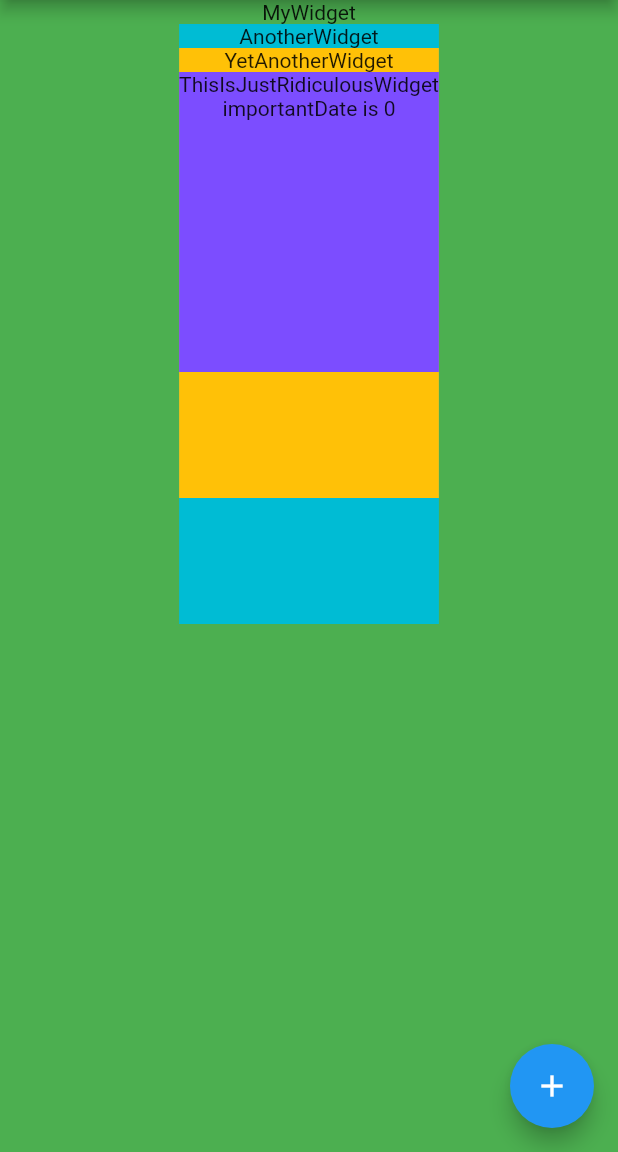
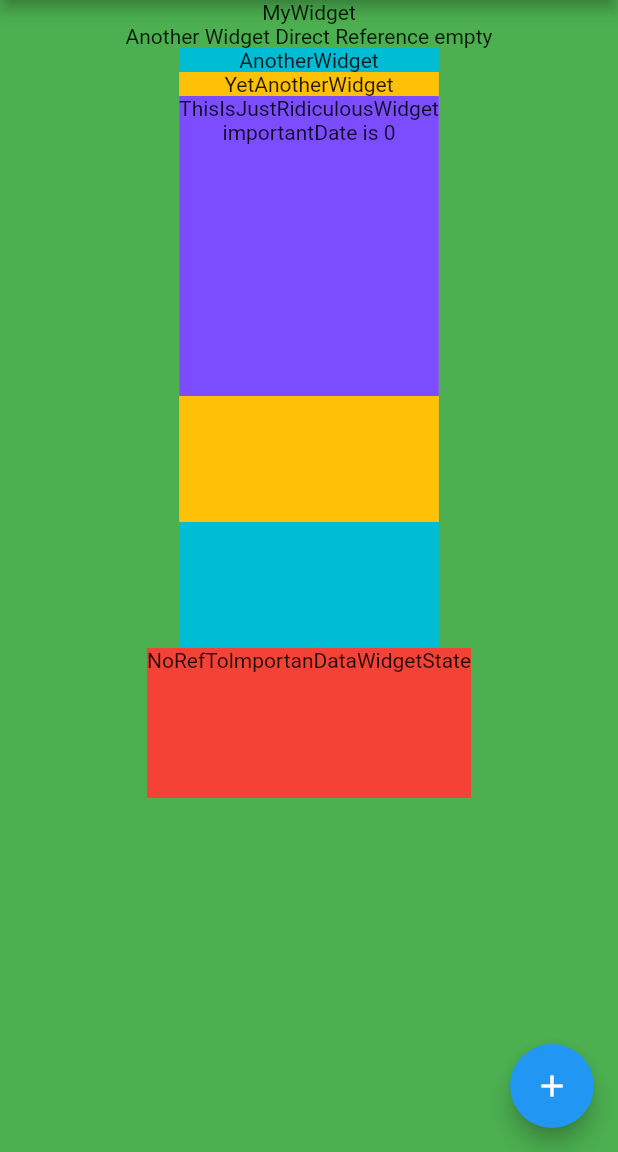
Before and after one commit to okada-keisuke773/Flutter_study, a Flutter app: the screen it shows after launch, on a phone screen of 412 x 824 dp, the part 84-1236 px from its top. Run offline on Flutter 3.47's test engine with Material 2 defaults, Android fonts, the phone set to English and light mode, and no system bars.

Commit message:
下位ツリーの直接参照

```diff
--- a/lib/another_widget.dart
+++ b/lib/another_widget.dart
@@ -11,10 +11,10 @@ class AnotherWidget extends StatefulWidget {
         super(key: key);
 
   @override
-  _AnotherWidgetState createState() => _AnotherWidgetState();
+  AnotherWidgetState createState() => AnotherWidgetState();
 }
 
-class _AnotherWidgetState extends State<AnotherWidget> {
+class AnotherWidgetState extends State<AnotherWidget> {
   ImportantData get _importantData => widget.importantData;
 
   @override
--- a/lib/my_widget.dart
+++ b/lib/my_widget.dart
@@ -3,6 +3,7 @@ import 'package:flutter/material.dart';
 
 import 'ImportantData.dart';
 import 'another_widget.dart';
+import 'no_ref_tolmportant_data_widget.dart';
 
 class MyWidget extends StatefulWidget {
   final String title;
@@ -15,6 +16,7 @@ class MyWidget extends StatefulWidget {
 class _MyWidgetState extends State<MyWidget> {
   //ImportantDataを生成
   ImportantData importantData = ImportantData();
+  GlobalKey<AnotherWidgetState> anotherWidgetStateGlobalKey = GlobalKey();
 
   _doImportantThings() {
     setState(() {
@@ -31,7 +33,11 @@ class _MyWidgetState extends State<MyWidget> {
         child: Column(
           children: <Widget>[
             Text("MyWidget"),
-            AnotherWidget(importantData: importantData)
+            Text(
+                'Another Widget Direct Reference ${anotherWidgetStateGlobalKey.currentState?.widget?.importantData?.count ?? "empty"}'),
+            AnotherWidget(
+                key: anotherWidgetStateGlobalKey, importantData: importantData),
+            NoRefTolmportanDataWidget()
           ],
         ),
       ),
--- /dev/null
+++ b/lib/no_ref_tolmportant_data_widget.dart
@@ -0,0 +1,26 @@
+import 'package:flutter/cupertino.dart';
+import 'package:flutter/material.dart';
+
+class NoRefTolmportanDataWidget extends StatefulWidget {
+  NoRefTolmportanDataWidget({Key key}) : super(key: key);
+
+  @override
+  _NoRefTolmportanDataWidgetState createState() =>
+      _NoRefTolmportanDataWidgetState();
+}
+
+class _NoRefTolmportanDataWidgetState extends State<NoRefTolmportanDataWidget> {
+  @override
+  Widget build(BuildContext context) {
+    debugPrint('_NoRefTolmportanDataWidgetState is build');
+    return Container(
+      height: 100,
+      decoration: BoxDecoration(color: Colors.red),
+      child: Column(
+        children: <Widget>[
+          Text('NoRefTolmportanDataWidgetState'),
+        ],
+      ),
+    );
+  }
+}
```
